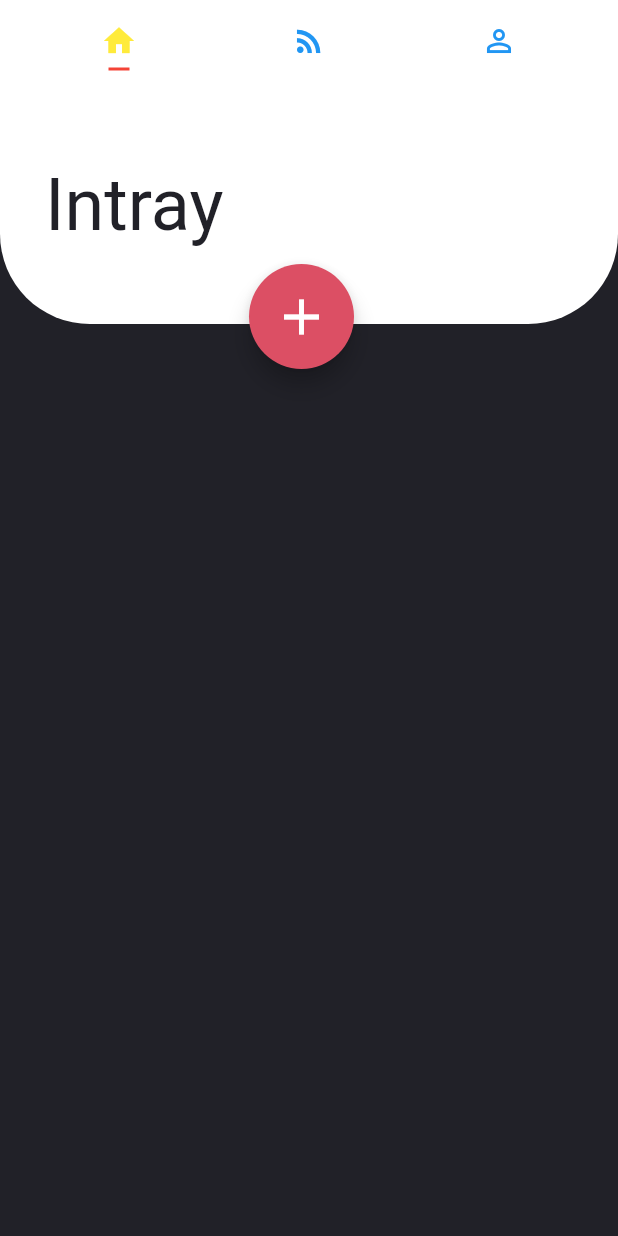
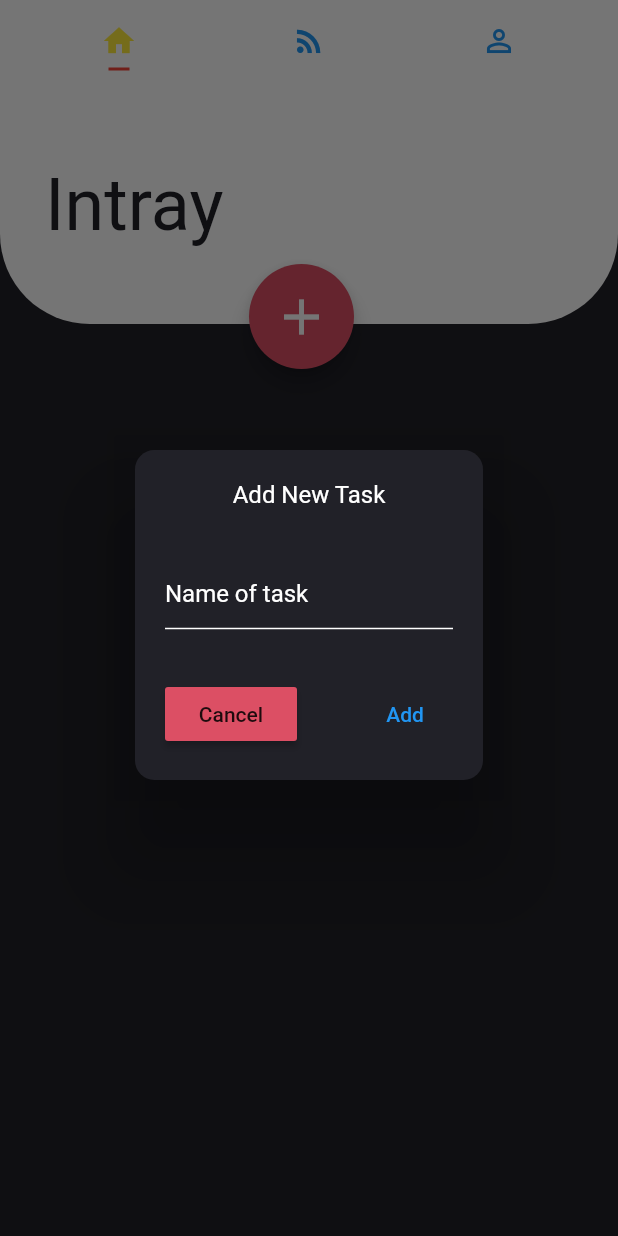
Before and after one commit to Neeraj029/todo-app-flutter, a Flutter app: the screen it shows after launch, after a tap on the "add" icon, on a phone screen of 412 x 824 dp. Run offline on Flutter 3.47's test engine with Material 2 defaults, Android fonts, the light colour scheme and no system bars; our stand-ins replace cloud_firestore, firebase_core, google_fonts; accounts and stored records are empty; Roboto replaces fonts that are missing (Avenir).

Commit message:
intray completed

```diff
--- a/lib/main.dart
+++ b/lib/main.dart
@@ -20,9 +20,78 @@ class _MyAppState extends State<MyApp> {
     Firebase.initializeApp();
   }
 
-  FirebaseFirestore firebaseFirestore = FirebaseFirestore.instance;
+  // FirebaseFirestore firebaseFirestore = FirebaseFirestore.instance;
 
   void addTodos() {
+    print('opening dialog');
+    TextEditingController taskName = new TextEditingController();
+    TextEditingController deadline = new TextEditingController();
+
+    showDialog(
+      context: context,
+      builder: (BuildContext context) {
+        // return object of type Dialog
+        return AlertDialog(
+          backgroundColor: Colors.transparent,
+          content: Container(
+            padding: EdgeInsets.all(20),
+            constraints: BoxConstraints.expand(
+              height: 220,
+            ),
+            decoration: BoxDecoration(
+                borderRadius: BorderRadius.all(Radius.circular(13)),
+                color: darkGreyColor),
+            child: Column(
+              mainAxisAlignment: MainAxisAlignment.spaceBetween,
+              crossAxisAlignment: CrossAxisAlignment.center,
+              children: <Widget>[
+                Text("Add New Task",
+                    style: TextStyle(
+                      color: Colors.white,
+                    )),
+                Container(
+                  child: TextField(
+                    style: TextStyle(color: Colors.white),
+                    controller: taskName,
+                    decoration: InputDecoration(
+                      hintStyle: TextStyle(color: Colors.white),
+                      hintText: "Name of task",
+                      enabledBorder: UnderlineInputBorder(
+                        borderSide: BorderSide(color: Colors.white),
+                      ),
+                    ),
+                  ),
+                ),
+                Row(
+                  mainAxisAlignment: MainAxisAlignment.spaceBetween,
+                  crossAxisAlignment: CrossAxisAlignment.center,
+                  children: <Widget>[
+                    RaisedButton(
+                      color: redColor,
+                      child: Text("Cancel"),
+                      onPressed: () {
+                        Navigator.pop(context);
+                      },
+                    ),
+                    TextButton(
+                      child: Text(
+                        "Add",
+                      ),
+                      onPressed: () {
+                        FirebaseFirestore.instance
+                            .collection('todos')
+                            .add({"title": taskName.text});
+                      },
+                    ),
+                  ],
+                )
+              ],
+            ),
+          ),
+        );
+      },
+    );
+
     // firebaseFirestore.collection('todos').add({'title': 'Lets goo'});
   }
 
```
